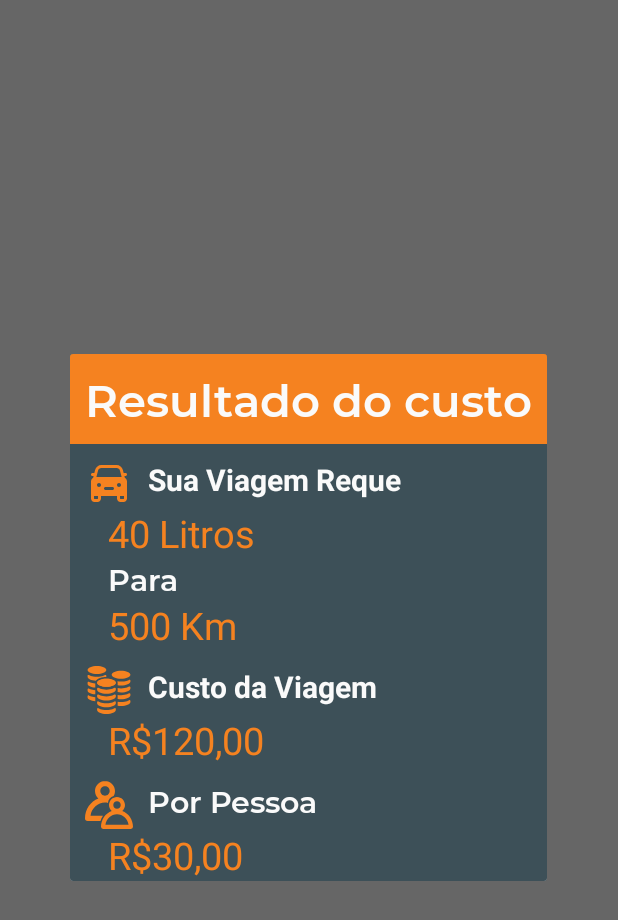
After one commit to nayara-andradee/FuelCalculator, an Android app: the fragment DialogCusto shown on its own in the app's theme, on a phone screen of 412 x 824 dp. The commit adds this screen. Shown: the top 920 px of the screen. Run offline under Robolectric (Android 15) with nearby library versions, the phone set to English and light mode, and no system bars.

Commit message:
Add DialogFragment

```diff
--- a/app/src/main/java/com/example/fuelcalculator/MainActivity.kt
+++ b/app/src/main/java/com/example/fuelcalculator/MainActivity.kt
@@ -3,7 +3,9 @@ package com.example.fuelcalculator
 import androidx.appcompat.app.AppCompatActivity
 import android.os.Bundle
 import android.text.TextUtils.replace
+import android.widget.Button
 import androidx.fragment.app.commit
+import com.example.fuelcalculator.presentation.DialogCusto
 import com.example.fuelcalculator.presentation.DistanceFragment
 import com.example.fuelcalculator.presentation.FuelCalculatorViewModel
 import com.example.fuelcalculator.presentation.TravelCostFragment
@@ -18,6 +20,7 @@ class MainActivity : AppCompatActivity() {
         val gastosFragment = TravelCostFragment.newInstance()
         val distanceFragment = DistanceFragment.newInstance()
         val bottonNavView = findViewById<BottomNavigationView>(R.id.bottonNaigationView)
+
 
         supportFragmentManager.commit {
             replace(R.id.fragment_container_view,gastosFragment)
--- /dev/null
+++ b/app/src/main/java/com/example/fuelcalculator/presentation/DialogCusto.kt
@@ -0,0 +1,23 @@
+package com.example.fuelcalculator.presentation
+
+import android.os.Bundle
+import android.view.LayoutInflater
+import android.view.View
+import android.view.ViewGroup
+import androidx.fragment.app.DialogFragment
+import com.example.fuelcalculator.R
+
+class DialogCusto : DialogFragment() {
+
+    override fun onCreateView(
+        inflater: LayoutInflater,
+        container: ViewGroup?,
+        savedInstanceState: Bundle?
+    ): View? {
+        return inflater.inflate(R.layout.dialog_custo, container)
+    }
+
+    override fun onViewCreated(view: View, savedInstanceState: Bundle?) {
+        super.onViewCreated(view, savedInstanceState)
+    }
+}
--- /dev/null
+++ b/app/src/main/res/layout/dialog_custo.xml
@@ -0,0 +1,125 @@
+<?xml version="1.0" encoding="utf-8"?>
+<LinearLayout xmlns:android="http://schemas.android.com/apk/res/android"
+    android:layout_width="match_parent"
+    android:layout_height="match_parent"
+    xmlns:app="http://schemas.android.com/apk/res-auto"
+    android:orientation="vertical"
+    android:background="@color/fundo_500"
+    app:circularflow_radiusInDP="5dp">
+
+<LinearLayout
+    android:layout_width="match_parent"
+    android:layout_height="wrap_content"
+    android:background="@color/laranja_button">
+
+    <TextView
+        android:text="Resultado do custo"
+        android:fontFamily="@font/font_emibold"
+        android:textSize="30sp"
+        android:textStyle="bold"
+        android:textColor="@color/white"
+        android:layout_width="match_parent"
+        android:layout_height="wrap_content"
+        android:layout_marginTop="10dp"
+        android:layout_marginBottom="10dp"
+        android:layout_margin="10dp"
+        android:layout_marginEnd="20dp"
+        android:layout_marginStart="20dp"/>
+
+</LinearLayout>
+
+<LinearLayout
+    android:layout_width="match_parent"
+    android:layout_height="wrap_content"
+    android:layout_marginTop="10dp"
+    android:orientation="horizontal">
+
+    <ImageView
+        android:layout_width="wrap_content"
+        android:layout_height="wrap_content"
+        android:layout_marginStart="10dp"
+        android:src="@drawable/vehicle_car_svgrepo_com"/>
+
+    <TextView
+        android:id="@+id/rv_litros"
+        android:text="Sua Viagem Reque"
+        style="@style/tv_entrada_style"
+        android:layout_width="wrap_content"
+        android:layout_height="wrap_content"/>
+
+</LinearLayout>
+
+    <TextView
+        android:text="40 Litros"
+        style="@style/tv_number"
+        android:layout_width="match_parent"
+        android:layout_height="wrap_content"/>
+
+    <TextView
+        android:text="Para"
+        android:fontFamily="@font/font_emibold"
+        style="@style/tv_entrada_style"
+        android:layout_marginStart="25dp"
+        android:layout_width="match_parent"
+        android:layout_height="wrap_content"/>
+
+    <TextView
+        android:text="500 Km"
+        style="@style/tv_number"
+        android:layout_width="match_parent"
+        android:layout_height="wrap_content"/>
+
+    <LinearLayout
+        android:layout_width="match_parent"
+        android:layout_height="wrap_content"
+        android:layout_marginTop="10dp"
+        android:orientation="horizontal">
+
+        <ImageView
+            android:layout_width="wrap_content"
+            android:layout_height="wrap_content"
+            android:layout_marginStart="10dp"
+            android:src="@drawable/coin_svgrepo_com"/>
+
+        <TextView
+            android:text="Custo da Viagem"
+            style="@style/tv_entrada_style"
+            android:layout_width="wrap_content"
+            android:layout_height="wrap_content"/>
+
+    </LinearLayout>
+
+    <TextView
+        android:text="R$120,00"
+        style="@style/tv_number"
+        android:layout_width="match_parent"
+        android:layout_height="wrap_content"/>
+
+    <LinearLayout
+        android:layout_width="match_parent"
+        android:layout_height="wrap_content"
+        android:layout_marginTop="10dp"
+        android:orientation="horizontal">
+
+        <ImageView
+            android:layout_width="wrap_content"
+            android:layout_height="wrap_content"
+            android:layout_marginStart="10dp"
+            android:src="@drawable/people_svgrepo_com"/>
+
+        <TextView
+            android:text="Por Pessoa"
+            android:fontFamily="@font/font_emibold"
+            style="@style/tv_entrada_style"
+            android:layout_width="wrap_content"
+            android:layout_height="wrap_content"/>
+
+    </LinearLayout>
+
+    <TextView
+        android:text="R$30,00"
+        style="@style/tv_number"
+        android:layout_width="match_parent"
+        android:layout_height="wrap_content"/>
+
+</LinearLayout>
--- a/app/src/main/res/layout/fragment_travel_cost.xml
+++ b/app/src/main/res/layout/fragment_travel_cost.xml
@@ -148,6 +148,7 @@
     </LinearLayout>
 
     <Button
+
         android:layout_width="wrap_content"
         android:layout_height="wrap_content"
         android:layout_marginTop="46dp"
--- a/app/src/main/res/values/themes.xml
+++ b/app/src/main/res/values/themes.xml
@@ -26,6 +26,7 @@
         <item name="android:layout_marginStart">10dp</item>
         <item name="android:textColor">@color/white</item>
         <item name="android:textSize">20sp</item>
+        <item name="android:textStyle">bold</item>
     </style>
     <style name="btnnavview" parent="Widget.Design.BottomNavigationView">
         <item name="itemBackground">@color/fundo_500</item>
@@ -33,5 +34,12 @@
         <item name="itemTextAppearanceActive">@color/white</item>
     </style>
 
+    <style name="tv_number" parent="Widget.AppCompat.TextView">
+        <item name="textInputStyle">@font/font_emibold</item>
+        <item name="android:layout_marginStart">25dp</item>
+        <item name="android:textColor">@color/laranja_button</item>
+        <item name="android:textSize">25sp</item>
+    </style>
+
 
 </resources>
```
